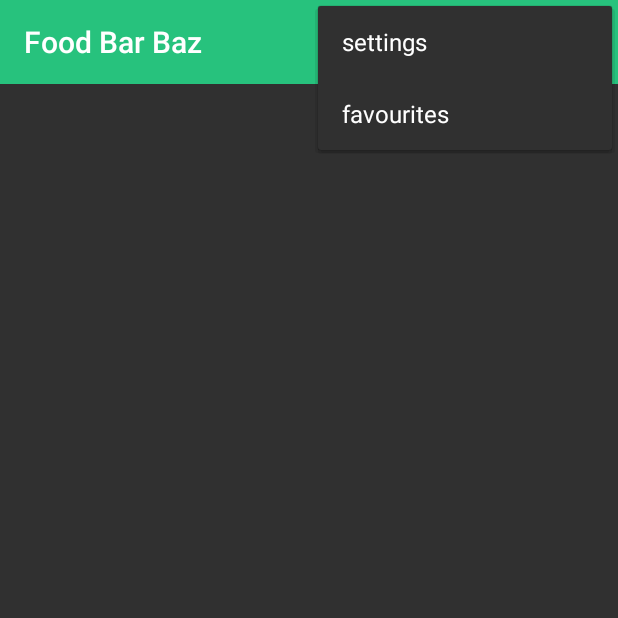
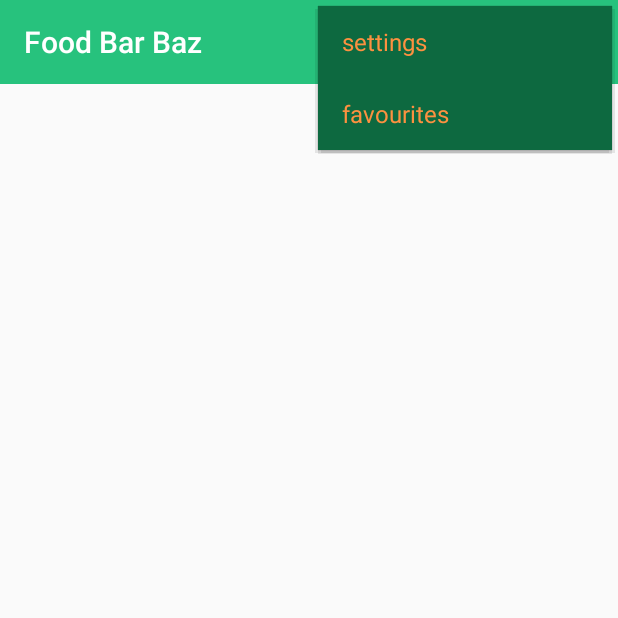
Before and after one commit to y3v/FoodBarBaz, an Android app: the screen it shows after launch (HomePage), with the options menu open, on a phone screen of 412 x 824 dp, the top half of it. Run offline under Robolectric (Android 15) with nearby library versions, the phone set to English and light mode, and no system bars.

Commit message:
Menu theme changes

```diff
--- a/app/src/main/AndroidManifest.xml
+++ b/app/src/main/AndroidManifest.xml
@@ -1,14 +1,14 @@
 <?xml version="1.0" encoding="utf-8"?>
 <manifest xmlns:android="http://schemas.android.com/apk/res/android"
     package="com.example.yev.foodbarbaz">
-
     <application
         android:allowBackup="true"
         android:icon="@mipmap/ic_launcher"
         android:label="@string/app_name"
         android:roundIcon="@mipmap/ic_launcher_round"
         android:supportsRtl="true"
-        android:theme="@style/Theme.AppCompat.NoActionBar">
+        android:theme="@style/AppTheme"
+        >
         <activity android:name=".HomePage">
             <intent-filter>
                 <action android:name="android.intent.action.MAIN" />
--- a/app/src/main/res/layout/activity_home_page.xml
+++ b/app/src/main/res/layout/activity_home_page.xml
@@ -6,12 +6,10 @@
     android:layout_height="match_parent"
     tools:context="com.example.yev.foodbarbaz.HomePage">
 
-    <android.support.v7.widget.Toolbar
+
+    <include
+        layout="@layout/app_bar"
         android:layout_width="match_parent"
-        android:layout_height="?attr/actionBarSize"
-        android:id="@+id/appBar"
-        android:background="@color/teal"
-        app:theme="@style/ThemeOverlay.AppCompat.Dark.ActionBar">
-    </android.support.v7.widget.Toolbar>
-
+        android:layout_height="wrap_content"
+        app:layout_constraintTop_toTopOf="parent" />
 </android.support.constraint.ConstraintLayout>
--- /dev/null
+++ b/app/src/main/res/layout/app_bar.xml
@@ -0,0 +1,8 @@
+<?xml version="1.0" encoding="utf-8"?>
+<android.support.v7.widget.Toolbar xmlns:android="http://schemas.android.com/apk/res/android"
+    android:layout_width="match_parent"
+    android:layout_height="?attr/actionBarSize"
+    android:id="@+id/appBar"
+    android:background="@color/teal"
+    android:theme="@style/ThemeOverlay.AppCompat.Dark.ActionBar">
+</android.support.v7.widget.Toolbar>
--- a/app/src/main/res/values/styles.xml
+++ b/app/src/main/res/values/styles.xml
@@ -6,6 +6,12 @@
         <item name="colorPrimary">@color/teal</item>
         <item name="colorPrimaryDark">@color/darkTeal</item>
         <item name="colorAccent">@color/orange</item>
+        <item name="popupTheme">@style/PopupTheme</item>
+    </style>
+
+    <style name="PopupTheme" parent="Theme.AppCompat.Light">
+        <item name="android:background">@color/darkTeal</item>
+        <item name="android:textColor">@color/orange</item>
     </style>
 
 </resources>
```
